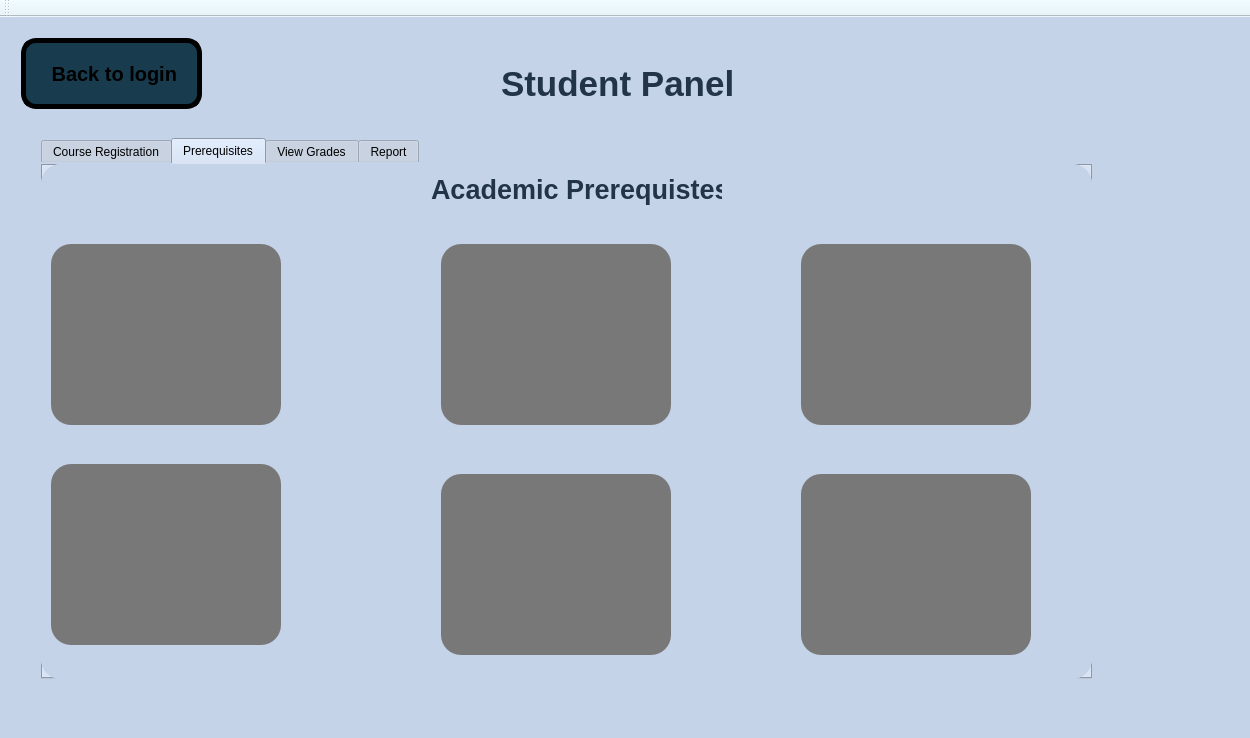
Above: Coursify.ui from Ahmed-ElGoharyy/Coursifyy before the change. Below: the same form after it.
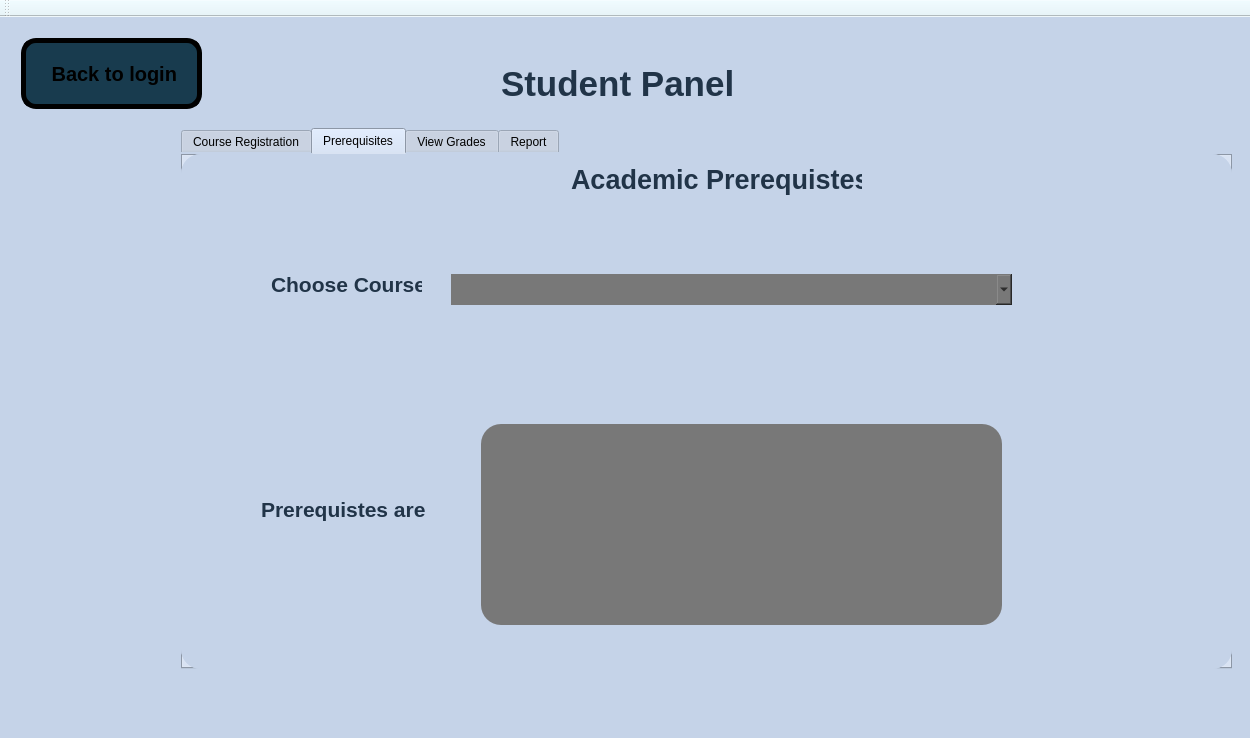
That is the form after the change. The open tabs and pages were chosen to show the change. Icons and pictures are not drawn.

```diff
--- a/Coursify.ui
+++ b/Coursify.ui
@@ -3714,8 +3714,8 @@
        <widget class="QTabWidget" name="tabWidget_2">
         <property name="geometry">
          <rect>
-          <x>30</x>
-          <y>110</y>
+          <x>170</x>
+          <y>100</y>
           <width>1051</width>
           <height>541</height>
          </rect>
@@ -4242,132 +4242,6 @@
          <attribute name="title">
           <string>Prerequisites</string>
          </attribute>
-         <widget class="QPlainTextEdit" name="plainTextEdit_7">
-          <property name="geometry">
-           <rect>
-            <x>10</x>
-            <y>80</y>
-            <width>230</width>
-            <height>181</height>
-           </rect>
-          </property>
-          <property name="styleSheet">
-           <string notr="true">background-color: rgb(120, 120, 120);
-font: 700 12pt &quot;Segoe UI&quot;;
-</string>
-          </property>
-          <property name="readOnly">
-           <bool>false</bool>
-          </property>
-          <property name="plainText">
-           <string/>
-          </property>
-         </widget>
-         <widget class="QPlainTextEdit" name="plainTextEdit_8">
-          <property name="geometry">
-           <rect>
-            <x>760</x>
-            <y>310</y>
-            <width>230</width>
-            <height>181</height>
-           </rect>
-          </property>
-          <property name="styleSheet">
-           <string notr="true">background-color: rgb(120, 120, 120);
-font: 700 12pt &quot;Segoe UI&quot;;
-</string>
-          </property>
-          <property name="readOnly">
-           <bool>false</bool>
-          </property>
-          <property name="plainText">
-           <string/>
-          </property>
-         </widget>
-         <widget class="QPlainTextEdit" name="plainTextEdit_9">
-          <property name="geometry">
-           <rect>
-            <x>760</x>
-            <y>80</y>
-            <width>230</width>
-            <height>181</height>
-           </rect>
-          </property>
-          <property name="styleSheet">
-           <string notr="true">background-color: rgb(120, 120, 120);
-font: 700 12pt &quot;Segoe UI&quot;;
-</string>
-          </property>
-          <property name="readOnly">
-           <bool>false</bool>
-          </property>
-          <property name="plainText">
-           <string/>
-          </property>
-         </widget>
-         <widget class="QPlainTextEdit" name="plainTextEdit_10">
-          <property name="geometry">
-           <rect>
-            <x>400</x>
-            <y>310</y>
-            <width>230</width>
-            <height>181</height>
-           </rect>
-          </property>
-          <property name="styleSheet">
-           <string notr="true">background-color: rgb(120, 120, 120);
-font: 700 12pt &quot;Segoe UI&quot;;
-</string>
-          </property>
-          <property name="readOnly">
-           <bool>false</bool>
-          </property>
-          <property name="plainText">
-           <string/>
-          </property>
-         </widget>
-         <widget class="QPlainTextEdit" name="plainTextEdit_11">
-          <property name="geometry">
-           <rect>
-            <x>10</x>
-            <y>300</y>
-            <width>230</width>
-            <height>181</height>
-           </rect>
-          </property>
-          <property name="styleSheet">
-           <string notr="true">background-color: rgb(120, 120, 120);
-font: 700 12pt &quot;Segoe UI&quot;;
-</string>
-          </property>
-          <property name="readOnly">
-           <bool>false</bool>
-          </property>
-          <property name="plainText">
-           <string/>
-          </property>
-         </widget>
-         <widget class="QPlainTextEdit" name="plainTextEdit_12">
-          <property name="geometry">
-           <rect>
-            <x>400</x>
-            <y>80</y>
-            <width>230</width>
-            <height>181</height>
-           </rect>
-          </property>
-          <property name="styleSheet">
-           <string notr="true">background-color: rgb(120, 120, 120);
-font: 700 12pt &quot;Segoe UI&quot;;
-</string>
-          </property>
-          <property name="readOnly">
-           <bool>false</bool>
-          </property>
-          <property name="plainText">
-           <string/>
-          </property>
-         </widget>
          <widget class="QLabel" name="label_22">
           <property name="geometry">
            <rect>
@@ -4390,6 +4264,76 @@
            <string>Academic Prerequistes</string>
           </property>
          </widget>
+         <widget class="QComboBox" name="combo_choose">
+          <property name="geometry">
+           <rect>
+            <x>270</x>
+            <y>120</y>
+            <width>561</width>
+            <height>31</height>
+           </rect>
+          </property>
+          <property name="styleSheet">
+           <string notr="true">background-color: rgb(120, 120, 120);</string>
+          </property>
+         </widget>
+         <widget class="QLabel" name="label">
+          <property name="geometry">
+           <rect>
+            <x>90</x>
+            <y>120</y>
+            <width>151</width>
+            <height>20</height>
+           </rect>
+          </property>
+          <property name="font">
+           <font>
+            <pointsize>16</pointsize>
+            <bold>true</bold>
+           </font>
+          </property>
+          <property name="styleSheet">
+           <string notr="true">color: rgb(33, 52, 72);</string>
+          </property>
+          <property name="text">
+           <string>Choose Course</string>
+          </property>
+         </widget>
+         <widget class="QLabel" name="label_2">
+          <property name="geometry">
+           <rect>
+            <x>80</x>
+            <y>340</y>
+            <width>171</width>
+            <height>31</height>
+           </rect>
+          </property>
+          <property name="font">
+           <font>
+            <pointsize>16</pointsize>
+            <bold>true</bold>
+           </font>
+          </property>
+          <property name="styleSheet">
+           <string notr="true">color: rgb(33, 52, 72);</string>
+          </property>
+          <property name="text">
+           <string>Prerequistes are</string>
+          </property>
+         </widget>
+         <widget class="QTextEdit" name="textEdit">
+          <property name="geometry">
+           <rect>
+            <x>300</x>
+            <y>270</y>
+            <width>521</width>
+            <height>201</height>
+           </rect>
+          </property>
+          <property name="styleSheet">
+           <string notr="true">background-color: rgb(120, 120, 120);</string>
+          </property>
+         </widget>
         </widget>
         <widget class="QWidget" name="tabe_7">
          <attribute name="title">
```
Left out of the diff: 25 changed lines with no effect on the pictures.
